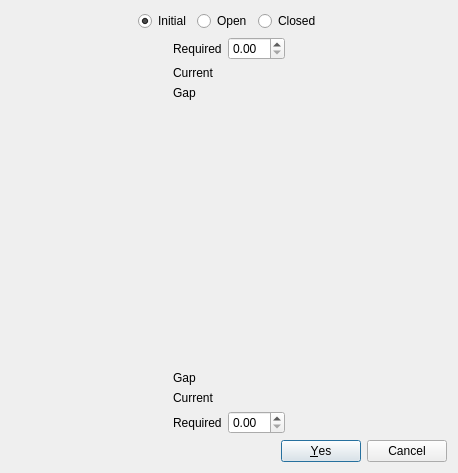
First picture: the form in IhepMlcControl/Resources/UI/qSlicerIhepPairOfLeavesControlDialog.ui, repository MichaelColonel/SlicerRT, before the edit.
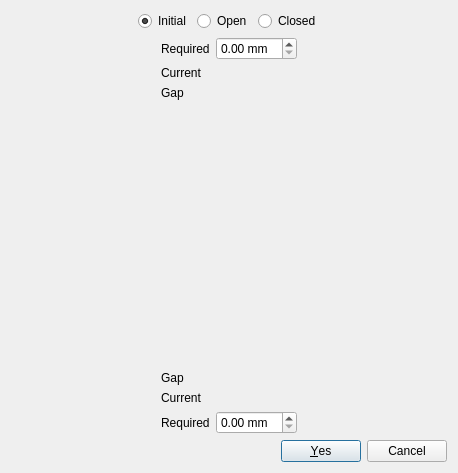
Second picture: the form after the edit. Custom widgets are drawn as their Qt base class.

Commit message: ENH: IHEP MLC Control module GUI

The edit to the form file:
```diff
--- a/IhepMlcControl/Resources/UI/qSlicerIhepPairOfLeavesControlDialog.ui
+++ b/IhepMlcControl/Resources/UI/qSlicerIhepPairOfLeavesControlDialog.ui
@@ -127,7 +127,11 @@
           </widget>
          </item>
          <item row="7" column="1">
-          <widget class="QDoubleSpinBox" name="DoubleSpinBox_Side1Required"/>
+          <widget class="QDoubleSpinBox" name="DoubleSpinBox_Side1Required">
+           <property name="suffix">
+            <string> mm</string>
+           </property>
+          </widget>
          </item>
          <item row="4" column="0">
           <widget class="QLabel" name="Label_Side1LeafNumber">
@@ -196,7 +200,11 @@
           </widget>
          </item>
          <item row="0" column="1">
-          <widget class="QDoubleSpinBox" name="DoubleSpinBox_Side2Required"/>
+          <widget class="QDoubleSpinBox" name="DoubleSpinBox_Side2Required">
+           <property name="suffix">
+            <string> mm</string>
+           </property>
+          </widget>
          </item>
          <item row="1" column="0">
           <widget class="QLabel" name="_Label_Side2Current">
```
The commit also changes 7 other files.
